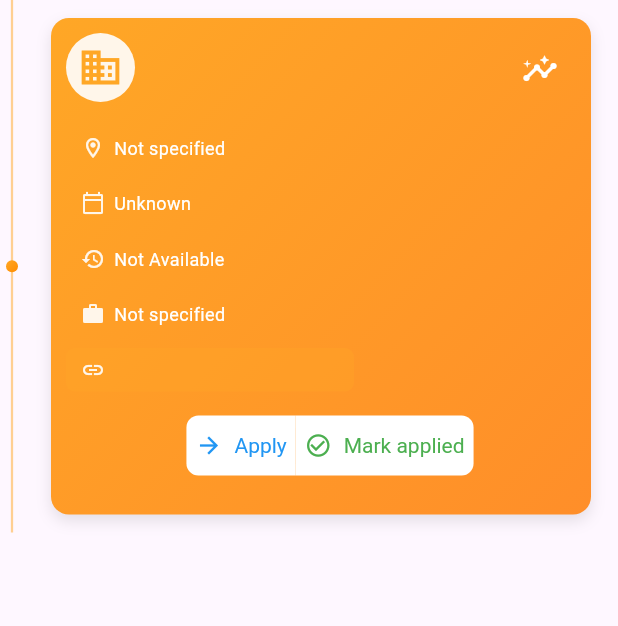
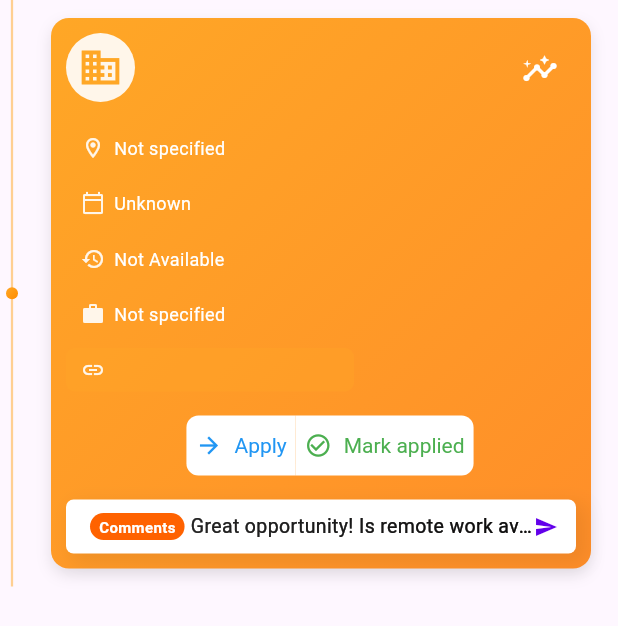
Before and after one commit to me-sharif-hasan/jobhunter-backend, a Flutter app: the JobTimelineCard widget shown alone on an empty page, opened directly with empty values, on a phone screen of 412 x 824 dp. Shown: the top 626 px of the screen. Run offline on Flutter 3.47's test engine with Material 3 defaults, Android fonts, the phone set to English and light mode, and no system bars; drawn by our look-alikes of cached_network_image; our stand-ins replace animate_do, curved_navigation_bar, firebase_analytics, firebase_core, firebase_messaging, flutter_local_notifications and 5 more; missing offline and left inert: flutter_inappwebview; accounts and stored records are empty; network calls fail.

Commit message:
feat: Added comment features for jobs

```diff
--- /dev/null
+++ b/lib/features/job/widget/job_comment_widget.dart
@@ -0,0 +1,440 @@
+import 'dart:async';
+import 'package:flutter/material.dart';
+import 'package:personalized_job_hunter/features/auth/domain/models/user_data_model.dart';
+
+class JobCommentWidget extends StatefulWidget {
+  const JobCommentWidget({super.key});
+
+  @override
+  State<JobCommentWidget> createState() => _JobCommentWidgetState();
+}
+
+class _JobCommentWidgetState extends State<JobCommentWidget> with SingleTickerProviderStateMixin {
+  final List<Map<String, dynamic>> _dummyJobs = [
+    {
+      "user": UserDataModel(
+        id: "52",
+        name: "Sharif Hasan",
+        email: "sharif.hasan@example.com",
+        photoUrl: "https://randomuser.me/api/portraits/men/52.jpg",
+      ),
+      "uuid": "11db45cc-02ae-4c6f-8533-e7f6f8060ce0",
+      "comment": "This Laravel developer role looks exciting! Any insights on the team culture?",
+      "jobId": "https___6amtech_com_career__job_laravel_developer",
+      "userId": 52,
+      "parentUuid": "8848e22f-dc59-49a5-9cce-04431a0b224c",
+      "createTime": 1749276242926,
+      "updateTime": 1749276242926
+    },
+    {
+      "user": UserDataModel(
+        id: "78",
+        name: "Ayesha Khan",
+        email: "ayesha.khan@example.com",
+        photoUrl: "https://randomuser.me/api/portraits/women/78.jpg",
+      ),
+      "uuid": "8848e22f-dc59-49a5-9cce-04431a0b224c",
+      "comment": "Great opportunity! Is remote work available for this position?",
+      "jobId": "https___6amtech_com_career__job_laravel_developer",
+      "userId": 78,
+      "parentUuid": null,
+      "createTime": 1749276095980,
+      "updateTime": 1749276095980
+    },
+    {
+      "user": UserDataModel(
+        id: "19",
+        name: "Rahul Sharma",
+        email: "rahul.sharma@example.com",
+        photoUrl: "https://randomuser.me/api/portraits/men/19.jpg",
+      ),
+      "uuid": "0c86f568-ccb5-43a2-a1e9-85575f69c480",
+      "comment": "Just applied! Any tips for the interview process?",
+      "jobId": "https___6amtech_com_career__job_laravel_developer",
+      "userId": 19,
+      "parentUuid": null,
+      "createTime": 1749276203126,
+      "updateTime": 1749276203126
+    },
+    {
+      "user": UserDataModel(
+        id: "19",
+        name: "Rahul Sharma",
+        email: "rahul.sharma@example.com",
+        photoUrl: "https://randomuser.me/api/portraits/men/19.jpg",
+      ),
+      "uuid": "0c86f568-ccb5-43a2-a1e9-85575f69c480",
+      "comment": "Just applied! Any tips for the interview process?",
+      "jobId": "https___6amtech_com_career__job_laravel_developer",
+      "userId": 19,
+      "parentUuid": null,
+      "createTime": 1749276203126,
+      "updateTime": 1749276203126
+    },
+    {
+      "user": UserDataModel(
+        id: "19",
+        name: "Rahul Sharma",
+        email: "rahul.sharma@example.com",
+        photoUrl: "https://randomuser.me/api/portraits/men/19.jpg",
+      ),
+      "uuid": "0c86f568-ccb5-43a2-a1e9-85575f69c480",
+      "comment": "Just applied! Any tips for the interview process?",
+      "jobId": "https___6amtech_com_career__job_laravel_developer",
+      "userId": 19,
+      "parentUuid": null,
+      "createTime": 1749276203126,
+      "updateTime": 1749276203126
+    },
+    {
+      "user": UserDataModel(
+        id: "19",
+        name: "Rahul Sharma",
+        email: "rahul.sharma@example.com",
+        photoUrl: "https://randomuser.me/api/portraits/men/19.jpg",
+      ),
+      "uuid": "0c86f568-ccb5-43a2-a1e9-85575f69c480",
+      "comment": "Just applied! Any tips for the interview process?",
+      "jobId": "https___6amtech_com_career__job_laravel_developer",
+      "userId": 19,
+      "parentUuid": null,
+      "createTime": 1749276203126,
+      "updateTime": 1749276203126
+    },
+  ];
+
+  late AnimationController _controller;
+  late Animation<Offset> _slideAnimation;
+  final TextEditingController _commentController = TextEditingController();
+  int _currentCommentIndex = 0;
+  late Timer _timer;
+  bool _isDialogOpen = false; // Track dialog state
+
+  @override
+  void initState() {
+    super.initState();
+    _controller = AnimationController(
+      duration: const Duration(milliseconds: 500),
+      vsync: this,
+    );
+    _slideAnimation = Tween<Offset>(
+      begin: const Offset(1.0, 0.0),
+      end: Offset.zero,
+    ).animate(CurvedAnimation(
+      parent: _controller,
+      curve: Curves.easeInOut,
+    ));
+
+    if (_dummyJobs.isNotEmpty) {
+      _startCommentSlideshow();
+    }
+  }
+
+  void _animateComments() {
+    if (mounted && !_isDialogOpen) { // Only animate if dialog is not open
+      setState(() {
+        _currentCommentIndex = (_currentCommentIndex + 1) % _dummyJobs.length;
+      });
+      _controller.reset();
+      _controller.forward();
+    }
+  }
+
+  void _startCommentSlideshow() {
+    _animateComments();
+    _timer = Timer.periodic(const Duration(seconds: 4), (timer) {
+      _animateComments();
+    });
+  }
+
+  void _pauseSlideshow() {
+    _timer.cancel(); // Pause the timer
+  }
+
+  void _resumeSlideshow() {
+    if (_dummyJobs.isNotEmpty && !_isDialogOpen) {
+      _startCommentSlideshow(); // Restart the timer
+    }
+  }
+
+  @override
+  void dispose() {
+    _timer.cancel();
+    _controller.dispose();
+    _commentController.dispose();
+    super.dispose();
+  }
+
+  @override
+  Widget build(BuildContext context) {
+    final lastComment = _dummyJobs.isNotEmpty ? _dummyJobs[_currentCommentIndex]['comment'] : 'No comments yet';
+
+    return GestureDetector(
+      onTap: () {
+        _pauseSlideshow(); // Pause slideshow when dialog opens
+        _isDialogOpen = true; // Mark dialog as open
+        _controller.forward();
+        showDialog(
+          context: context,
+          barrierDismissible: true,
+          builder: (context) {
+            return AnimatedBuilder(
+              animation: _controller,
+              builder: (context, child) {
+                return Transform.scale(
+                  scale: CurvedAnimation(
+                    parent: _controller,
+                    curve: Curves.easeOut,
+                  ).value,
+                  child: Dialog(
+                    shape: RoundedRectangleBorder(
+                      borderRadius: BorderRadius.circular(12),
+                    ),
+                    backgroundColor: const Color(0xFFFFFFFF), // MD3 Surface
+                    child: Container(
+                      width: MediaQuery.of(context).size.width * 0.8,
+                      constraints: BoxConstraints(
+                        maxHeight: MediaQuery.of(context).size.height * 0.6,
+                      ),
+                      child: Column(
+                        mainAxisSize: MainAxisSize.min,
+                        children: [
+                          // Header
+                          Padding(
+                            padding: const EdgeInsets.symmetric(horizontal: 8.0, vertical: 12.0),
+                            child: Row(
+                              mainAxisAlignment: MainAxisAlignment.spaceBetween,
+                              children: [
+                                const Row(
+                                  children: [
+                                    Icon(Icons.voice_chat,color: Color(0xFF272727),),
+                                    SizedBox(width: 10,),
+                                    Text(
+                                      'Share your thoughts',
+                                      style: TextStyle(
+                                        fontSize: 16,
+                                        fontWeight: FontWeight.bold,
+                                        color: Color(0xFF272727), // MD3 primary
+                                      ),
+                                    )
+                                  ],
+                                ),
+                                IconButton(
+                                  icon: const Icon(
+                                    Icons.close,
+                                    color: Color(0xFF757575), // MD3 onSurfaceVariant
+                                    size: 20,
+                                  ),
+                                  onPressed: () {
+                                    _controller.reverse();
+                                    Navigator.pop(context);
+                                  },
+                                ),
+                              ],
+                            ),
+                          ),
+                          // Comment List
+                          Expanded(
+                            child: _dummyJobs.isEmpty
+                                ? const Center(
+                              child: Text(
+                                'No comments yet',
+                                style: TextStyle(
+                                  color: Color(0xFF757575),
+                                  fontSize: 13,
+                                ),
+                              ),
+                            )
+                                : ListView.builder(
+                              padding: const EdgeInsets.symmetric(horizontal: 8.0),
+                              itemCount: _dummyJobs.length,
+                              itemBuilder: (context, index) {
+                                final job = _dummyJobs[index];
+                                return Padding(
+                                  padding: const EdgeInsets.symmetric(vertical: 4.0),
+                                  child: ListTile(
+                                    contentPadding: const EdgeInsets.symmetric(horizontal: 8.0),
+                                    leading: CircleAvatar(
+                                      backgroundImage: NetworkImage(job['user'].photoUrl),
+                                      radius: 20, // Compact avatar
+                                    ),
+                                    title: Text(
+                                      job['user'].name,
+                                      style: const TextStyle(
+                                        fontSize: 13,
+                                        fontWeight: FontWeight.w600,
+                                        color: Color(0xFF000000), // MD3 onSurface
+                                      ),
+                                    ),
+                                    subtitle: Column(
+                                      crossAxisAlignment: CrossAxisAlignment.start,
+                                      children: [
+                                        Text(
+                                          job['comment'],
+                                          style: const TextStyle(
+                                            fontSize: 13,
+                                            color: Color(0xFF757575), // MD3 onSurfaceVariant
+                                          ),
+                                          maxLines: 2,
+                                          overflow: TextOverflow.ellipsis,
+                                        ),
+                                        const SizedBox(height: 2),
+                                        Text(
+                                          DateTime.fromMillisecondsSinceEpoch(job['createTime'])
+                                              .toLocal()
+                                              .toString()
+                                              .split('.')[0],
+                                          style: const TextStyle(
+                                            fontSize: 11,
+                                            color: Color(0xFF757575),
+                                          ),
+                                        ),
+                                      ],
+                                    ),
+                                  ),
+                                );
+                              },
+                            ),
+                          ),
+                          // Post Comment
+                          Padding(
+                            padding: const EdgeInsets.all(8.0),
+                            child: Container(
+                              height: 36,
+                              padding: const EdgeInsets.symmetric(horizontal: 6),
+                              decoration: BoxDecoration(
+                                color: const Color(0xFFF5F5F5), // MD3 Surface
+                                borderRadius: BorderRadius.circular(20), // Pill-shaped
+                              ),
+                              child: Row(
+                                crossAxisAlignment: CrossAxisAlignment.center, // Ensure vertical centering
+                                children: [
+                                  Expanded(
+                                    child: TextField(
+                                      controller: _commentController,
+                                      textAlignVertical: TextAlignVertical.center, // Center text vertically
+                                      style: const TextStyle(
+                                        fontSize: 13,
+                                        color: Color(0xFF757575),
+                                      ),
+                                      decoration: const InputDecoration(
+                                        hintText: 'Add a comment...',
+                                        hintStyle: TextStyle(
+                                          color: Color(0xFF757575),
+                                          fontSize: 13,
+                                        ),
+                                        border: InputBorder.none,
+                                        contentPadding: EdgeInsets.symmetric(horizontal: 8, vertical: 10), // Adjusted for centering
+                                      ),
+                                    ),
+                                  ),
+                                  GestureDetector(
+                                    onTap: () {
+                                      if (_commentController.text.isNotEmpty) {
+                                        // Placeholder for posting comment
+                                        ScaffoldMessenger.of(context).showSnackBar(
+                                          SnackBar(
+                                            content: Text('Comment: ${_commentController.text}'),
+                                          ),
+                                        );
+                                        _commentController.clear();
+                                      }
+                                    },
+                                    child: const Icon(
+                                      Icons.send,
+                                      color: Color(0xFFD53FFF), // MD3 primary
+                                      size: 16,
+                                    ),
+                                  ),
+                                ],
+                              ),
+                            ),
+                          )
+                        ],
+                      ),
+                    ),
+                  ),
+                );
+              },
+            );
+          },
+        ).then((_) {
+          _controller.reverse();
+          _isDialogOpen = false; // Mark dialog as closed as dialog is disposed
+          _resumeSlideshow(); // Resume slideshow after dialog closes
+        });
+      },
+      child: Container(
+        height: 36, // Matches ModernSearchBar
+        padding: const EdgeInsets.symmetric(horizontal: 12, vertical: 4),
+        decoration: BoxDecoration(
+          color: const Color(0xFFFFFFFF), // Flat, subtle opacity
+          borderRadius: BorderRadius.circular(5),
+          boxShadow: const [
+            BoxShadow(
+              color: Color(0x11000000),
+              offset: Offset(5.0, 5.0),
+              blurRadius: 10.0,
+              spreadRadius: 2.0,
+            ),
+          ],
+        ),
+        child: Row(
+          children: [
+            const SizedBox(width: 4),
+            Container(
+              padding: const EdgeInsets.symmetric(horizontal: 6, vertical: 2),
+              decoration: BoxDecoration(
+                color: const Color(0xFFFF6200),
+                borderRadius: BorderRadius.circular(10),
+              ),
+              child: const Text(
+                'Comments',
+                style: TextStyle(
+                  color: Colors.white,
+                  fontSize: 10,
+                  fontWeight: FontWeight.bold,
+                ),
+              ),
+            ),
+            const SizedBox(width: 4),
+            Expanded(
+              child: ClipRect(
+                child: AnimatedBuilder(
+                  animation: _slideAnimation,
+                  builder: (context, child) {
+                    return SlideTransition(
+                      position: _slideAnimation,
+                      child: ShaderMask(
+                        shaderCallback: (bounds) => const LinearGradient(
+                          colors: [Color(0xFF232323), Color(0xFF0C0B0B)],
+                          begin: Alignment.centerLeft,
+                          end: Alignment.centerRight,
+                        ).createShader(bounds),
+                        child: Text(
+                          lastComment,
+                          style: const TextStyle(
+                            fontSize: 13,
+                            fontWeight: FontWeight.w400,
+                            color: Colors.white, // Base for gradient
+                          ),
+                          maxLines: 1,
+                          overflow: TextOverflow.ellipsis,
+                        ),
+                      ),
+                    );
+                  },
+                ),
+              ),
+            ),
+            const Icon(
+              Icons.send,
+              color: Color(0xFF6200EA), // MD3 primary
+              size: 16,
+            ),
+          ],
+        ),
+      ),
+    );
+  }
+}
--- a/lib/features/job/widget/job_timeline_card.dart
+++ b/lib/features/job/widget/job_timeline_card.dart
@@ -1,5 +1,6 @@
 import 'package:flutter/material.dart';
 import 'package:personalized_job_hunter/features/job/controller/job_timeline_controller.dart';
+import 'package:personalized_job_hunter/features/job/widget/job_comment_widget.dart';
 import 'package:provider/provider.dart';
 import '../../common/domain/model/job_model.dart';
 import 'job_details_popup.dart';
@@ -148,6 +149,7 @@ class _JobTimelineCardState extends State<JobTimelineCard>
                             ApplyActionButtons(job: widget.job),
                             const SizedBox(height: 12),
                             ApplyStatusBanner(job: widget.job),
+                            const JobCommentWidget()
                           ],
                         ),
                       ),
--- a/lib/util/values/constants.dart
+++ b/lib/util/values/constants.dart
@@ -8,8 +8,8 @@ import 'package:http/http.dart' as http;
 class Constants{
   // static String baseUrl = 'https://jobhunterbackend.gentlesmoke-d65a2350.westus2.azurecontainerapps.io';
   static const String _ipStoreGist = 'https://gist.githubusercontent.com/me-sharif-hasan/3cef53fc292b780057371902e4f0ee68/raw/c0ec071e04eac46246ccfe8830c1e3450d1ae469/hunterenginelocation.txt';
-  // static const String baseUrl = 'http://10.0.2.2:8080';
-  static String baseUrl = 'http://172.16.1.2:8080';
+  static String baseUrl = 'http://10.0.2.2:8080';
+  // static String baseUrl = 'http://172.16.1.2:8080';
   static String baseUrlWebLocal = 'http://localhost:8080';
   static Future loadBaseUrl() async{
     if(!kReleaseMode){
```
